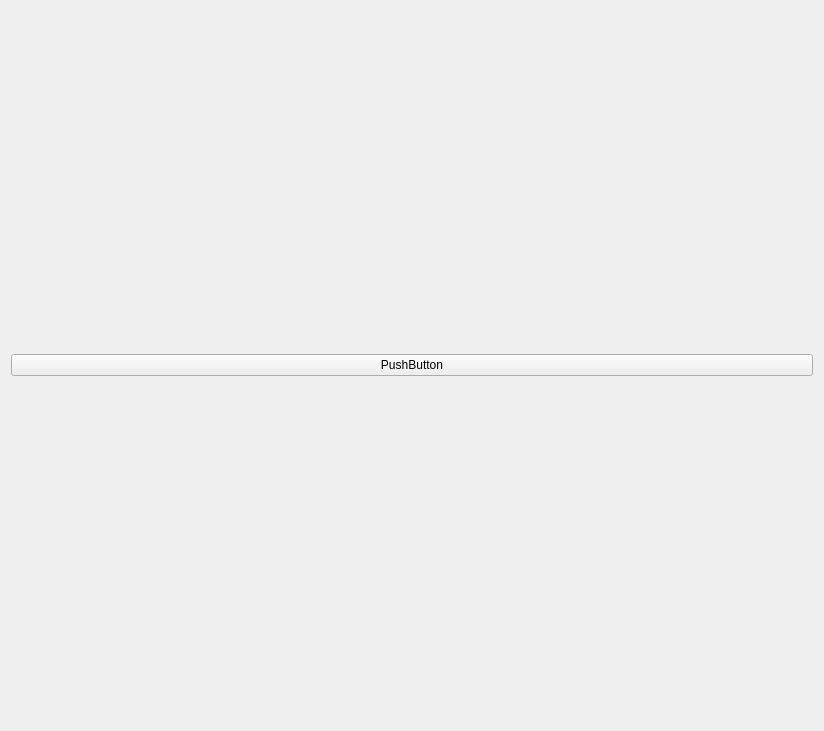
Old version of the form mainwindow.ui in the repository spiritt123/curriculum.
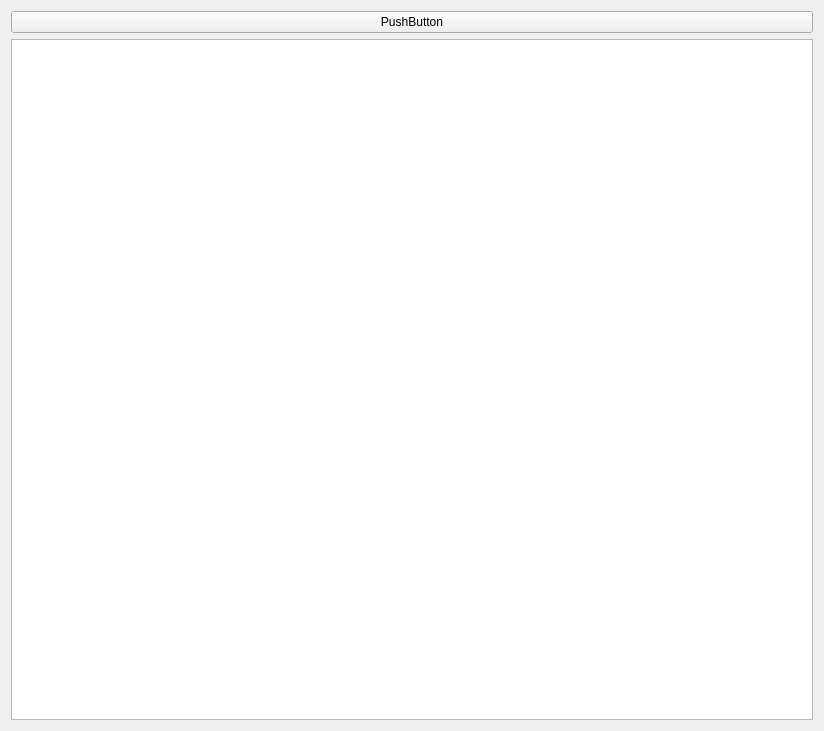
New version of the form.

The edit to the form file:
```diff
--- a/mainwindow.ui
+++ b/mainwindow.ui
@@ -28,6 +28,25 @@
       </property>
      </widget>
     </item>
+    <item row="1" column="0">
+     <widget class="QListWidget" name="_list">
+      <property name="font">
+       <font>
+        <weight>75</weight>
+        <bold>true</bold>
+       </font>
+      </property>
+      <property name="dragEnabled">
+       <bool>true</bool>
+      </property>
+      <property name="dragDropMode">
+       <enum>QAbstractItemView::DragDrop</enum>
+      </property>
+      <property name="defaultDropAction">
+       <enum>Qt::MoveAction</enum>
+      </property>
+     </widget>
+    </item>
    </layout>
   </widget>
  </widget>
```
Left out of the diff: 2 changed lines with no effect on the pictures.
